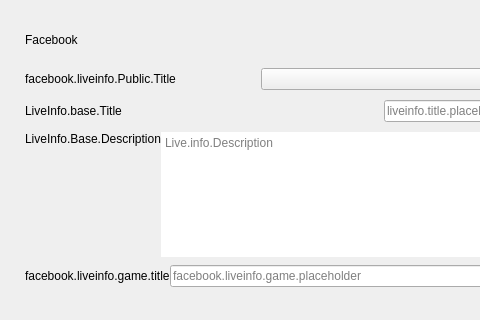
Above: src/prism-live-studio/PRISMLiveStudio/prism-ui/PLSPlatformApi/facebook/PLSLiveInfoFacebook.ui from naver/prism-live-studio before the change; both pictures show x 0 to 480 and y 0 to 320 of the 767 by 569 pixel window. Below: the same form after it.
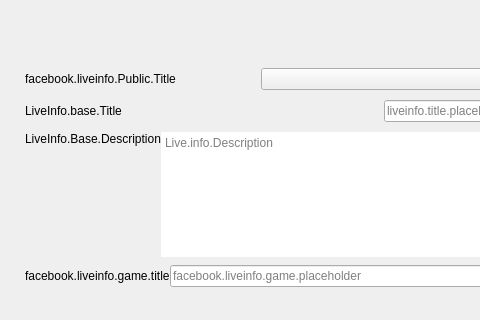
That is the form after the change. Custom widgets are drawn as their Qt base class.

What changed in the file:
```diff
--- a/src/prism-live-studio/PRISMLiveStudio/prism-ui/PLSPlatformApi/facebook/PLSLiveInfoFacebook.ui
+++ b/src/prism-live-studio/PRISMLiveStudio/prism-ui/PLSPlatformApi/facebook/PLSLiveInfoFacebook.ui
@@ -70,11 +70,7 @@
       </spacer>
      </item>
      <item>
-      <widget class="QLabel" name="labelCaption">
-       <property name="text">
-        <string>Facebook</string>
-       </property>
-      </widget>
+      <widget class="PLSLiveInfoDualWidget" name="dualWidget" native="true"/>
      </item>
      <item>
       <spacer name="horizontalSpacer_2">
@@ -954,6 +950,12 @@
    <extends>QTextEdit</extends>
    <header>PLSEdit.h</header>
   </customwidget>
+  <customwidget>
+   <class>PLSLiveInfoDualWidget</class>
+   <extends>QWidget</extends>
+   <header>PLSLiveInfoBase.h</header>
+   <container>1</container>
+  </customwidget>
   <customwidget>
    <class>PLSLoadingCombox</class>
    <extends>QComboBox</extends>
```
